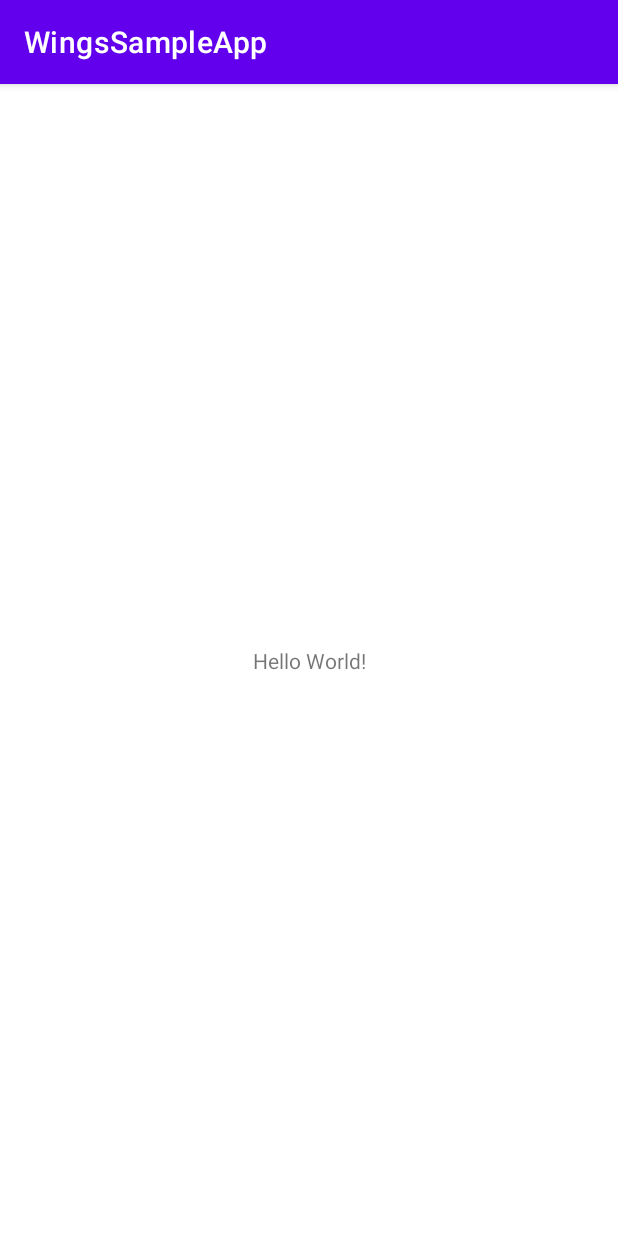
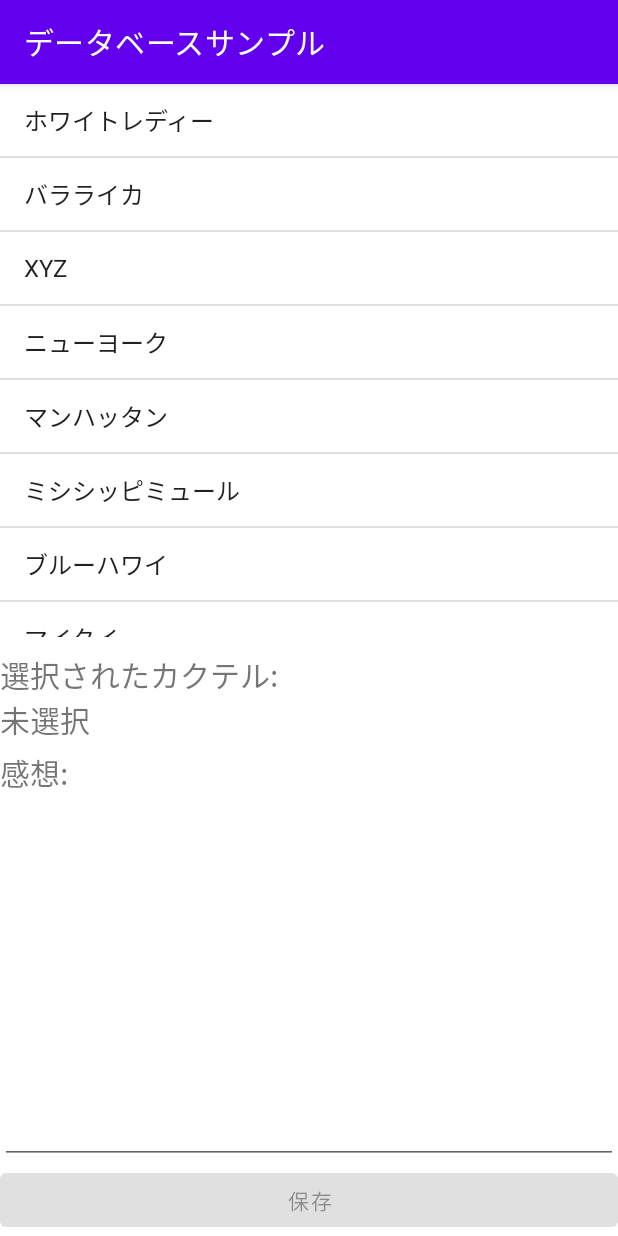
Before and after one commit to Hikari-huk/WingsSampleApp, an Android app: the screen it shows after launch (MainActivity), on a phone screen of 412 x 824 dp. Run offline under Robolectric (Android 15) with nearby library versions, the phone set to English and light mode, and no system bars.

Commit message:
[add] 画面部品完成

```diff
--- a/app/src/main/java/jp/aoyama/it/wingssampleapp/MainActivity.java
+++ b/app/src/main/java/jp/aoyama/it/wingssampleapp/MainActivity.java
@@ -3,13 +3,50 @@ package jp.aoyama.it.wingssampleapp;
 import androidx.appcompat.app.AppCompatActivity;
 
 import android.os.Bundle;
+import android.view.View;
+import android.widget.AdapterView;
+import android.widget.Button;
+import android.widget.EditText;
+import android.widget.ListView;
+import android.widget.TextView;
 
 public class MainActivity extends AppCompatActivity {
+
+    private int _cocktailId = -1;
+
+    private String _cocktailName = "";
 
     @Override
     protected void onCreate(Bundle savedInstanceState) {
         super.onCreate(savedInstanceState);
         setContentView(R.layout.activity_main);
-        System.out.println("10sec");
+
+        ListView lvCocktail = findViewById(R.id.lvCocktail);
+        lvCocktail.setOnItemClickListener(new ListItemClickListener());
+    }
+
+    public void onSaveButtonClick(View view){
+        EditText etNote = findViewById(R.id.etNote);
+
+        etNote.setText("");
+
+        TextView tvCocktailName = findViewById(R.id.tvCocktailName);
+        tvCocktailName.setText(getString(R.string.tv_name));
+
+        Button btnSave = findViewById(R.id.btnSave);
+        btnSave.setEnabled(false);
+    }
+
+    private class ListItemClickListener implements AdapterView.OnItemClickListener{
+        @Override
+        public void onItemClick(AdapterView<?> parent, View view, int position, long id){
+            _cocktailId = position;
+            _cocktailName = (String)parent.getItemAtPosition(position);
+
+            TextView tvCocktailName = findViewById(R.id.tvCocktailName);
+            tvCocktailName.setText(_cocktailName);
+            Button btnSave = findViewById(R.id.btnSave);
+            btnSave.setEnabled(true);
+        }
     }
 }
--- a/app/src/main/res/layout/activity_main.xml
+++ b/app/src/main/res/layout/activity_main.xml
@@ -1,18 +1,51 @@
 <?xml version="1.0" encoding="utf-8"?>
-<androidx.constraintlayout.widget.ConstraintLayout xmlns:android="http://schemas.android.com/apk/res/android"
-    xmlns:app="http://schemas.android.com/apk/res-auto"
-    xmlns:tools="http://schemas.android.com/tools"
+<LinearLayout
+    xmlns:android="http://schemas.android.com/apk/res/android"
     android:layout_width="match_parent"
     android:layout_height="match_parent"
-    tools:context=".MainActivity">
+    android:orientation="vertical">
+
+    <ListView
+        android:id="@+id/lvCocktail"
+        android:layout_width="match_parent"
+        android:layout_height="0dp"
+        android:layout_marginBottom="10dp"
+        android:layout_weight="0.6"
+        android:entries="@array/lv_cocktaillist"/>
 
     <TextView
         android:layout_width="wrap_content"
         android:layout_height="wrap_content"
-        android:text="Hello World!"
-        app:layout_constraintBottom_toBottomOf="parent"
-        app:layout_constraintEnd_toEndOf="parent"
-        app:layout_constraintStart_toStartOf="parent"
-        app:layout_constraintTop_toTopOf="parent" />
+        android:text="@string/tv_lb_name"
+        android:textSize="20sp"/>
 
-</androidx.constraintlayout.widget.ConstraintLayout>
+    <TextView
+        android:id="@+id/tvCocktailName"
+        android:layout_width="wrap_content"
+        android:layout_height="wrap_content"
+        android:text="@string/tv_name"
+        android:textSize="20sp"/>
+
+    <TextView
+        android:layout_width="wrap_content"
+        android:layout_height="wrap_content"
+        android:layout_marginTop="5dp"
+        android:text="@string/tv_lb_note"
+        android:textSize="20sp"/>
+
+    <EditText
+        android:id="@+id/etNote"
+        android:layout_width="match_parent"
+        android:layout_height="0dp"
+        android:layout_weight="0.4"
+        android:gravity="top"
+        android:inputType="textMultiLine"/>
+
+    <Button
+        android:id="@+id/btnSave"
+        android:layout_width="match_parent"
+        android:layout_height="wrap_content"
+        android:enabled="false"
+        android:onClick="onSaveButtonClick"
+        android:text="@string/btn_save"/>
+</LinearLayout>
--- a/app/src/main/res/values/strings.xml
+++ b/app/src/main/res/values/strings.xml
@@ -1,3 +1,18 @@
 <resources>
-    <string name="app_name">WingsSampleApp</string>
+    <string name="app_name">データベースサンプル</string>
+    <string-array name="lv_cocktaillist">
+        <item>ホワイトレディー</item>
+        <item>バラライカ</item>
+        <item>XYZ</item>
+        <item>ニューヨーク</item>
+        <item>マンハッタン</item>
+        <item>ミシシッピミュール</item>
+        <item>ブルーハワイ</item>
+        <item>マイタイ</item>
+        <item>マティーニ</item>
+    </string-array>
+    <string name="tv_lb_name">選択されたカクテル:</string>
+    <string name="tv_name">未選択</string>
+    <string name="tv_lb_note">感想:</string>
+    <string name="btn_save">保存</string>
 </resources>
```
